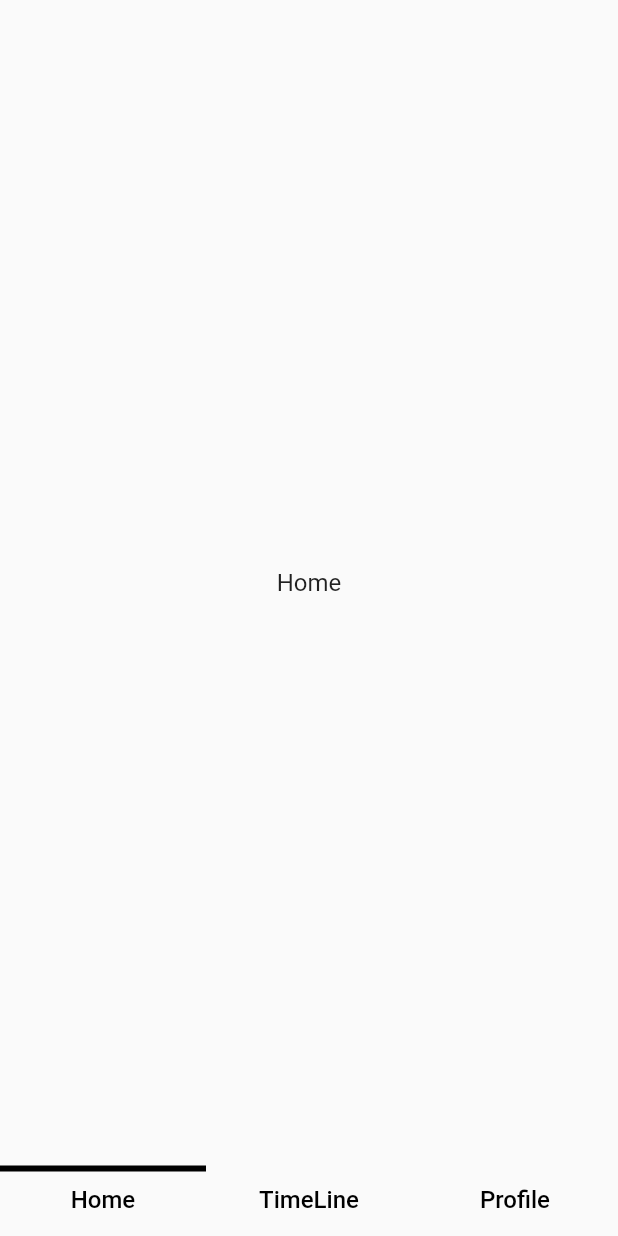
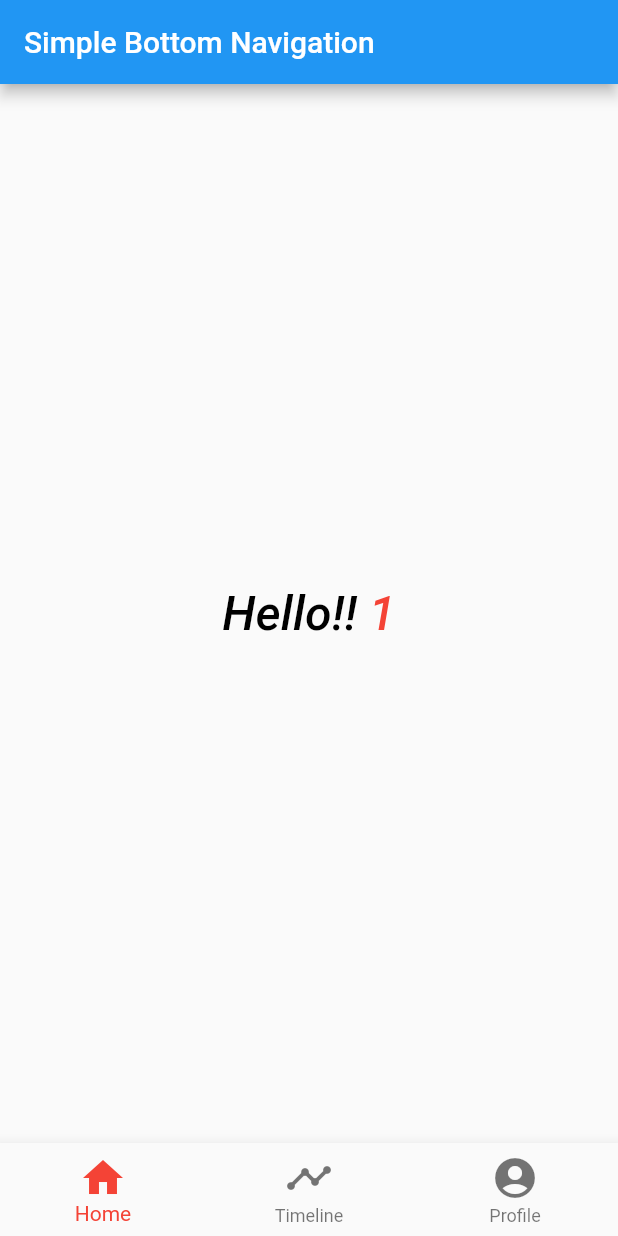
Before and after one commit to gurlivleenkainth2000/FlutterUI, a Flutter app: the screen it shows after launch, on a phone screen of 412 x 824 dp. Run offline on Flutter 3.47's test engine with Material 2 defaults, Android fonts, the phone set to English and light mode, and no system bars.

Commit message:
Simple Bottom Navigation.

```diff
--- /dev/null
+++ b/lib/bottomNavBar.dart
@@ -0,0 +1,70 @@
+import 'package:flutter/material.dart';
+
+class BottomNavBarScreen extends StatefulWidget {
+  @override
+  _BottomNavBarScreenState createState() => _BottomNavBarScreenState();
+}
+
+class _BottomNavBarScreenState extends State<BottomNavBarScreen> {
+
+  int _currentIndex = 0;
+
+  @override
+  Widget build(BuildContext context) {
+    return Scaffold(
+      appBar: AppBar(
+        title: const Text('Simple Bottom Navigation'),
+      ),
+      body: Center(
+        child: RichText(
+          text: TextSpan(
+            children: <TextSpan>[
+              TextSpan(
+                text: 'Hello!! ',
+                style: TextStyle(
+                  fontSize: 32,
+                  fontWeight: FontWeight.w500,
+                  fontStyle: FontStyle.italic,
+                  color: Colors.black
+                ),
+              ),
+              TextSpan(
+                text: '${_currentIndex + 1}',
+                style: TextStyle(
+                  fontSize: 32,
+                  fontWeight: FontWeight.w500,
+                  fontStyle: FontStyle.italic,
+                  color: Colors.red
+                ),
+              ),
+            ]
+          ),
+        )
+      ),
+      bottomNavigationBar: BottomNavigationBar(
+        items: [
+          BottomNavigationBarItem(
+            icon: Icon(Icons.home, size: 32,),
+            title: const Text('Home')
+          ),
+          BottomNavigationBarItem(
+            icon: Icon(Icons.timeline, size: 32,),
+            title: const Text('Timeline')
+          ),
+          BottomNavigationBarItem(
+            icon: Icon(Icons.account_circle_rounded, size: 32,),
+            title: const Text('Profile')
+          ),
+        ],
+        currentIndex: _currentIndex,
+        onTap: (value) {
+          setState(() {
+            _currentIndex = value;
+          });
+        },
+        selectedItemColor: Colors.red,
+        type: BottomNavigationBarType.fixed,
+      )
+    );
+  }
+}
--- a/lib/main.dart
+++ b/lib/main.dart
@@ -1,4 +1,5 @@
 import 'package:flutter/material.dart';
+import 'package:flutter_ui_snippets/bottomNavBar.dart';
 import 'package:flutter_ui_snippets/bottomNavigation.dart';
 import 'package:flutter_ui_snippets/customTabBar.dart';
 
@@ -16,7 +17,7 @@ class MyApp extends StatelessWidget {
         primarySwatch: Colors.blue,
         visualDensity: VisualDensity.adaptivePlatformDensity,
       ),
-      home: BottomNavigationScreen(),
+      home: BottomNavBarScreen(),
     );
   }
 }
```
